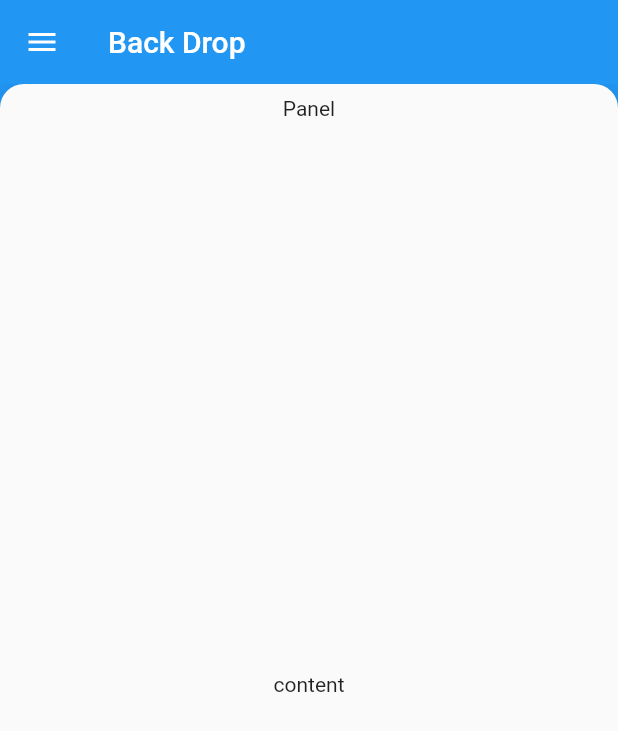
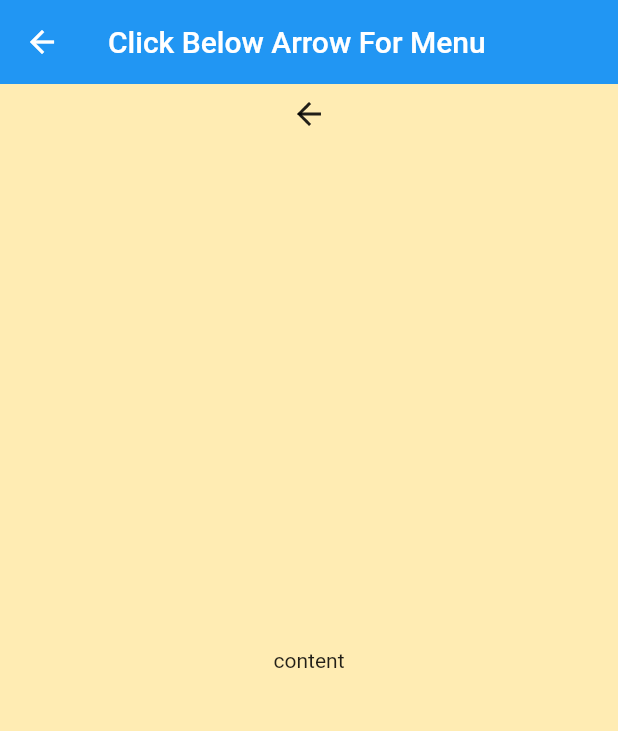
Before and after one commit to Mileslemi/backdropmenu, a Flutter app: the screen it shows after launch, after a tap on "Back Drop Page", on a phone screen of 412 x 824 dp. Shown: the top 731 px of the screen. Run offline on Flutter 3.47's test engine with Material 2 defaults, Android fonts, the phone set to English and light mode, and no system bars.

Commit message:
added an animated arrow and black screen menu

```diff
--- a/lib/backdroppage.dart
+++ b/lib/backdroppage.dart
@@ -1,3 +1,4 @@
+import 'package:flutter/gestures.dart';
 import 'package:flutter/material.dart';
 
 class BackDropPage extends StatefulWidget {
@@ -9,7 +10,7 @@ class BackDropPage extends StatefulWidget {
 
 class _BackdropPageState extends State<BackDropPage>
     with SingleTickerProviderStateMixin {
-  static const _PANEL_HEADER_HEIGHT = 32.0;
+  static const arrowPanelHeight = 32.0;
 
   late AnimationController _controller;
 
@@ -34,8 +35,8 @@ class _BackdropPageState extends State<BackDropPage>
 
   Animation<RelativeRect> _getPanelAnimation(BoxConstraints constraints) {
     final double height = constraints.biggest.height;
-    final double top = height - _PANEL_HEADER_HEIGHT;
-    const double bottom = -_PANEL_HEADER_HEIGHT;
+    final double top = height - arrowPanelHeight;
+    const double bottom = -arrowPanelHeight;
     return RelativeRectTween(
       begin: RelativeRect.fromLTRB(0.0, top, 0.0, bottom),
       end: const RelativeRect.fromLTRB(0.0, 0.0, 0.0, 0.0),
@@ -49,8 +50,18 @@ class _BackdropPageState extends State<BackDropPage>
       color: theme.primaryColor,
       child: Stack(
         children: <Widget>[
-          const Center(
-            child: Text("Menu Here"),
+          GestureDetector(
+            child: Container(
+              height: MediaQuery.of(context).size.height,
+              width: double.infinity,
+              color: Colors.black,
+              child: const Center(
+                child: Text(
+                  "Menu Here",
+                  style: TextStyle(color: Colors.white),
+                ),
+              ),
+            ),
           ),
           PositionedTransition(
             rect: animation,
@@ -59,12 +70,28 @@ class _BackdropPageState extends State<BackDropPage>
                   topLeft: Radius.circular(16.0),
                   topRight: Radius.circular(16.0)),
               elevation: 12.0,
-              child: Column(children: <Widget>[
+              child: Stack(children: <Widget>[
                 Container(
-                  height: _PANEL_HEADER_HEIGHT,
-                  child: const Center(child: Text("Panel")),
+                  color: Colors.amber.shade100,
+                  child: const Center(
+                    child: Text("content"),
+                  ),
                 ),
-                const Expanded(child: Center(child: Text("content")))
+                SizedBox(
+                  height: arrowPanelHeight,
+                  child: Center(
+                    child: IconButton(
+                      onPressed: () {
+                        _controller.fling(
+                            velocity: _isPanelVisible ? -1.0 : 1.0);
+                      },
+                      icon: AnimatedIcon(
+                        icon: AnimatedIcons.menu_arrow,
+                        progress: _controller.view,
+                      ),
+                    ),
+                  ),
+                ),
               ]),
             ),
           ),
@@ -78,16 +105,7 @@ class _BackdropPageState extends State<BackDropPage>
     return Scaffold(
       appBar: AppBar(
         elevation: 0.0,
-        title: const Text("Back Drop"),
-        leading: IconButton(
-          onPressed: () {
-            _controller.fling(velocity: _isPanelVisible ? -1.0 : 1.0);
-          },
-          icon: AnimatedIcon(
-            icon: AnimatedIcons.close_menu,
-            progress: _controller.view,
-          ),
-        ),
+        title: const Text("Click Below Arrow For Menu"),
       ),
       body: LayoutBuilder(
         builder: _buildStack,
--- a/lib/main.dart
+++ b/lib/main.dart
@@ -38,8 +38,10 @@ class MyHomePage extends StatelessWidget {
             ElevatedButton(
               child: const Text("Back Drop Page"),
               onPressed: () {
-                Navigator.push(context,
-                    MaterialPageRoute(builder: (context) => BackDropPage()));
+                Navigator.push(
+                    context,
+                    MaterialPageRoute(
+                        builder: (context) => const BackDropPage()));
               },
             ),
           ],
```
